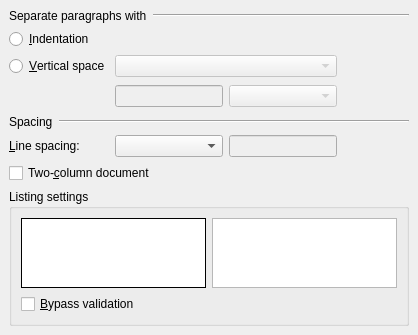
Before: the Qt Designer form src/frontends/qt4/ui/TextLayoutUi.ui in rpavlik/lyx-lucid-backport, drawn with Qt 5.
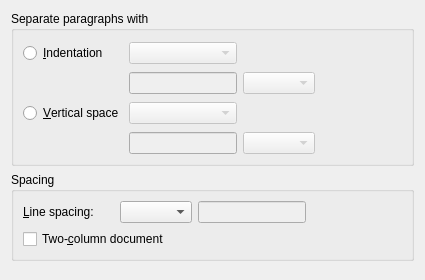
After: the same form once the commit is applied. Custom widgets are drawn as their Qt base class.

```diff
--- a/src/frontends/qt4/ui/TextLayoutUi.ui
+++ b/src/frontends/qt4/ui/TextLayoutUi.ui
@@ -1,325 +1,279 @@
 <ui version="4.0" >
  <class>TextLayoutUi</class>
- <widget class="QWidget" name="TextLayoutUi" >
-  <property name="geometry" >
+ <widget class="QWidget" name="TextLayoutUi">
+  <property name="geometry">
    <rect>
     <x>0</x>
     <y>0</y>
-    <width>418</width>
-    <height>328</height>
+    <width>421</width>
+    <height>280</height>
    </rect>
   </property>
-  <property name="windowTitle" >
+  <property name="windowTitle">
    <string/>
   </property>
-  <layout class="QGridLayout" >
-   <property name="margin" >
-    <number>9</number>
-   </property>
-   <property name="spacing" >
-    <number>6</number>
-   </property>
-   <item row="4" column="0" colspan="4" >
-    <layout class="QHBoxLayout" >
-     <property name="margin" >
-      <number>0</number>
+  <layout class="QGridLayout" name="gridLayout">
+   <item row="0" column="0">
+    <widget class="QGroupBox" name="separateGB">
+     <property name="title">
+      <string>Separate paragraphs with</string>
      </property>
-     <property name="spacing" >
-      <number>6</number>
+     <property name="flat">
+      <bool>true</bool>
      </property>
-     <item>
-      <widget class="QLabel" name="label" >
-       <property name="text" >
-        <string>Spacing</string>
-       </property>
-      </widget>
-     </item>
-     <item>
-      <widget class="QFrame" name="frame" >
-       <property name="sizePolicy" >
-        <sizepolicy>
-         <hsizetype>7</hsizetype>
-         <vsizetype>0</vsizetype>
-         <horstretch>0</horstretch>
-         <verstretch>0</verstretch>
-        </sizepolicy>
-       </property>
-       <property name="frameShape" >
-        <enum>QFrame::HLine</enum>
-       </property>
-       <property name="frameShadow" >
-        <enum>QFrame::Sunken</enum>
-       </property>
-      </widget>
-     </item>
-    </layout>
+     <layout class="QGridLayout" name="gridLayout_3">
+      <item row="0" column="0">
+       <widget class="QRadioButton" name="indentRB">
+        <property name="minimumSize">
+         <size>
+          <width>91</width>
+          <height>18</height>
+         </size>
+        </property>
+        <property name="toolTip">
+         <string>Indent consecutive paragraphs</string>
+        </property>
+        <property name="text">
+         <string>&amp;Indentation</string>
+        </property>
+       </widget>
+      </item>
+      <item row="0" column="1">
+       <widget class="QComboBox" name="indentCO">
+        <property name="enabled">
+         <bool>false</bool>
+        </property>
+        <property name="toolTip">
+         <string>Size of the indentation</string>
+        </property>
+       </widget>
+      </item>
+      <item row="0" column="2" colspan="2">
+       <spacer>
+        <property name="orientation">
+         <enum>Qt::Horizontal</enum>
+        </property>
+        <property name="sizeType">
+         <enum>QSizePolicy::Expanding</enum>
+        </property>
+        <property name="sizeHint" stdset="0">
+         <size>
+          <width>135</width>
+          <height>26</height>
+         </size>
+        </property>
+       </spacer>
+      </item>
+      <item row="1" column="1">
+       <widget class="QLineEdit" name="indentLE">
+        <property name="enabled">
+         <bool>false</bool>
+        </property>
+        <property name="toolTip">
+         <string/>
+        </property>
+        <property name="text">
+         <string/>
+        </property>
+       </widget>
+      </item>
+      <item row="1" column="2">
+       <widget class="LengthCombo" name="indentLengthCO">
+        <property name="enabled">
+         <bool>false</bool>
+        </property>
+        <property name="toolTip">
+         <string/>
+        </property>
+       </widget>
+      </item>
+      <item row="1" column="3">
+       <spacer>
+        <property name="orientation">
+         <enum>Qt::Horizontal</enum>
+        </property>
+        <property name="sizeHint" stdset="0">
+         <size>
+          <width>40</width>
+          <height>20</height>
+         </size>
+        </property>
+       </spacer>
+      </item>
+      <item row="2" column="0">
+       <widget class="QRadioButton" name="skipRB">
+        <property name="minimumSize">
+         <size>
+          <width>91</width>
+          <height>18</height>
+         </size>
+        </property>
+        <property name="toolTip">
+         <string/>
+        </property>
+        <property name="text">
+         <string>&amp;Vertical space</string>
+        </property>
+       </widget>
+      </item>
+      <item row="2" column="1">
+       <widget class="QComboBox" name="skipCO">
+        <property name="enabled">
+         <bool>false</bool>
+        </property>
+        <property name="toolTip">
+         <string>Size of the vertical space</string>
+        </property>
+       </widget>
+      </item>
+      <item row="2" column="2" colspan="2">
+       <spacer>
+        <property name="orientation">
+         <enum>Qt::Horizontal</enum>
+        </property>
+        <property name="sizeType">
+         <enum>QSizePolicy::Expanding</enum>
+        </property>
+        <property name="sizeHint" stdset="0">
+         <size>
+          <width>137</width>
+          <height>26</height>
+         </size>
+        </property>
+       </spacer>
+      </item>
+      <item row="3" column="1">
+       <widget class="QLineEdit" name="skipLE">
+        <property name="enabled">
+         <bool>false</bool>
+        </property>
+        <property name="toolTip">
+         <string/>
+        </property>
+       </widget>
+      </item>
+      <item row="3" column="2">
+       <widget class="LengthCombo" name="skipLengthCO">
+        <property name="enabled">
+         <bool>false</bool>
+        </property>
+        <property name="toolTip">
+         <string/>
+        </property>
+       </widget>
+      </item>
+      <item row="3" column="3">
+       <spacer>
+        <property name="orientation">
+         <enum>Qt::Horizontal</enum>
+        </property>
+        <property name="sizeHint" stdset="0">
+         <size>
+          <width>40</width>
+          <height>20</height>
+         </size>
+        </property>
+       </spacer>
+      </item>
+     </layout>
+    </widget>
    </item>
-   <item row="0" column="0" colspan="4" >
-    <layout class="QHBoxLayout" >
-     <property name="margin" >
-      <number>0</number>
-     </property>
-     <property name="spacing" >
-      <number>6</number>
-     </property>
-     <item>
-      <widget class="QLabel" name="label_2" >
-       <property name="text" >
-        <string>Separate paragraphs with</string>
-       </property>
-      </widget>
-     </item>
-     <item>
-      <widget class="QFrame" name="frame_2" >
-       <property name="sizePolicy" >
-        <sizepolicy>
-         <hsizetype>7</hsizetype>
-         <vsizetype>0</vsizetype>
-         <horstretch>0</horstretch>
-         <verstretch>0</verstretch>
-        </sizepolicy>
-       </property>
-       <property name="frameShape" >
-        <enum>QFrame::HLine</enum>
-       </property>
-       <property name="frameShadow" >
-        <enum>QFrame::Sunken</enum>
-       </property>
-      </widget>
-     </item>
-    </layout>
-   </item>
-   <item row="7" column="0" colspan="4" >
-    <widget class="QGroupBox" name="listingsGB" >
-     <property name="sizePolicy" >
-      <sizepolicy>
-       <hsizetype>7</hsizetype>
-       <vsizetype>7</vsizetype>
-       <horstretch>0</horstretch>
-       <verstretch>0</verstretch>
-      </sizepolicy>
-     </property>
-     <property name="minimumSize" >
+   <item row="1" column="0">
+    <widget class="QGroupBox" name="spacingGB">
+     <property name="minimumSize">
       <size>
        <width>0</width>
        <height>0</height>
       </size>
      </property>
-     <property name="layoutDirection" >
-      <enum>Qt::LeftToRight</enum>
+     <property name="title">
+      <string>Spacing</string>
      </property>
-     <property name="title" >
-      <string>Listing settings</string>
-     </property>
-     <property name="flat" >
+     <property name="flat">
       <bool>true</bool>
      </property>
-     <layout class="QGridLayout" >
-      <property name="margin" >
-       <number>9</number>
-      </property>
-      <property name="spacing" >
-       <number>6</number>
-      </property>
-      <item row="1" column="0" >
-       <widget class="QCheckBox" name="bypassCB" >
-        <property name="toolTip" >
-         <string>Check it to enter parameters that are not recognizable by LyX</string>
+     <property name="checkable">
+      <bool>false</bool>
+     </property>
+     <layout class="QGridLayout" name="gridLayout_2">
+      <item row="0" column="0">
+       <widget class="QLabel" name="lspacingL">
+        <property name="minimumSize">
+         <size>
+          <width>91</width>
+          <height>18</height>
+         </size>
         </property>
-        <property name="text" >
-         <string>&amp;Bypass validation</string>
+        <property name="text">
+         <string>&amp;Line spacing:</string>
         </property>
+        <property name="buddy">
+         <cstring>lspacingCO</cstring>
+        </property>
        </widget>
       </item>
-      <item row="0" column="0" >
-       <widget class="QTextBrowser" name="listingsTB" >
-        <property name="sizePolicy" >
-         <sizepolicy>
-          <hsizetype>5</hsizetype>
-          <vsizetype>7</vsizetype>
-          <horstretch>0</horstretch>
-          <verstretch>0</verstretch>
-         </sizepolicy>
+      <item row="0" column="1">
+       <widget class="QComboBox" name="lspacingCO">
+        <property name="toolTip">
+         <string>Spacing type</string>
         </property>
-        <property name="cursor" >
-         <cursor>0</cursor>
+        <property name="duplicatesEnabled">
+         <bool>false</bool>
         </property>
-        <property name="acceptDrops" >
+       </widget>
+      </item>
+      <item row="0" column="2">
+       <widget class="QLineEdit" name="lspacingLE">
+        <property name="enabled">
          <bool>false</bool>
         </property>
-        <property name="toolTip" >
-         <string>Feedback window</string>
+        <property name="toolTip">
+         <string>Number of lines</string>
         </property>
-        <property name="frameShape" >
-         <enum>QFrame::Box</enum>
+       </widget>
+      </item>
+      <item row="0" column="3">
+       <spacer name="horizontalSpacer">
+        <property name="orientation">
+         <enum>Qt::Horizontal</enum>
         </property>
-        <property name="frameShadow" >
-         <enum>QFrame::Plain</enum>
+        <property name="sizeHint" stdset="0">
+         <size>
+          <width>69</width>
+          <height>20</height>
+         </size>
         </property>
-        <property name="acceptRichText" >
-         <bool>false</bool>
-        </property>
-       </widget>
+       </spacer>
       </item>
-      <item row="0" column="1" >
-       <widget class="QTextEdit" name="listingsED" >
-        <property name="sizePolicy" >
-         <sizepolicy>
-          <hsizetype>5</hsizetype>
-          <vsizetype>7</vsizetype>
-          <horstretch>0</horstretch>
-          <verstretch>0</verstretch>
-         </sizepolicy>
+      <item row="1" column="0" colspan="2">
+       <widget class="QCheckBox" name="twoColumnCB">
+        <property name="toolTip">
+         <string>Format text into two columns</string>
+        </property>
+        <property name="text">
+         <string>Two-&amp;column document</string>
         </property>
        </widget>
       </item>
      </layout>
     </widget>
    </item>
-   <item row="8" column="0" colspan="4" >
+   <item row="2" column="0">
     <spacer>
-     <property name="orientation" >
+     <property name="orientation">
       <enum>Qt::Vertical</enum>
      </property>
-     <property name="sizeType" >
+     <property name="sizeType">
       <enum>QSizePolicy::Expanding</enum>
      </property>
-     <property name="sizeHint" >
+     <property name="sizeHint" stdset="0">
       <size>
-       <width>400</width>
-       <height>16</height>
+       <width>403</width>
+       <height>21</height>
       </size>
      </property>
     </spacer>
    </item>
-   <item row="3" column="3" >
-    <spacer>
-     <property name="orientation" >
-      <enum>Qt::Horizontal</enum>
-     </property>
-     <property name="sizeType" >
-      <enum>QSizePolicy::Expanding</enum>
-     </property>
-     <property name="sizeHint" >
-      <size>
-       <width>31</width>
-       <height>26</height>
-      </size>
-     </property>
-    </spacer>
-   </item>
-   <item row="5" column="3" >
-    <spacer>
-     <property name="orientation" >
-      <enum>Qt::Horizontal</enum>
-     </property>
-     <property name="sizeHint" >
-      <size>
-       <width>40</width>
-       <height>20</height>
-      </size>
-     </property>
-    </spacer>
-   </item>
-   <item row="6" column="0" colspan="4" >
-    <widget class="QCheckBox" name="twoColumnCB" >
-     <property name="toolTip" >
-      <string>Format text into two columns</string>
-     </property>
-     <property name="text" >
-      <string>Two-&amp;column document</string>
-     </property>
-    </widget>
-   </item>
-   <item row="2" column="0" >
-    <widget class="QRadioButton" name="skipRB" >
-     <property name="toolTip" >
-      <string/>
-     </property>
-     <property name="text" >
-      <string>&amp;Vertical space</string>
-     </property>
-    </widget>
-   </item>
-   <item row="1" column="0" >
-    <widget class="QRadioButton" name="indentRB" >
-     <property name="toolTip" >
-      <string>Indent consecutive paragraphs</string>
-     </property>
-     <property name="text" >
-      <string>&amp;Indentation</string>
-     </property>
-    </widget>
-   </item>
-   <item row="2" column="1" colspan="2" >
-    <widget class="QComboBox" name="skipCO" >
-     <property name="enabled" >
-      <bool>false</bool>
-     </property>
-    </widget>
-   </item>
-   <item row="3" column="1" >
-    <widget class="QLineEdit" name="skipLE" >
-     <property name="enabled" >
-      <bool>false</bool>
-     </property>
-     <property name="sizePolicy" >
-      <sizepolicy>
-       <hsizetype>1</hsizetype>
-       <vsizetype>0</vsizetype>
-       <horstretch>0</horstretch>
-       <verstretch>0</verstretch>
-      </sizepolicy>
-     </property>
-    </widget>
-   </item>
-   <item row="3" column="2" >
-    <widget class="LengthCombo" name="skipLengthCO" >
-     <property name="enabled" >
-      <bool>false</bool>
-     </property>
-    </widget>
-   </item>
-   <item row="5" column="2" >
-    <widget class="QLineEdit" name="lspacingLE" >
-     <property name="enabled" >
-      <bool>false</bool>
-     </property>
-     <property name="sizePolicy" >
-      <sizepolicy>
-       <hsizetype>1</hsizetype>
-       <vsizetype>0</vsizetype>
-       <horstretch>0</horstretch>
-       <verstretch>0</verstretch>
-      </sizepolicy>
-     </property>
-    </widget>
-   </item>
-   <item row="5" column="1" >
-    <widget class="QComboBox" name="lspacingCO" >
-     <property name="sizePolicy" >
-      <sizepolicy>
-       <hsizetype>5</hsizetype>
-       <vsizetype>0</vsizetype>
-       <horstretch>0</horstretch>
-       <verstretch>0</verstretch>
-      </sizepolicy>
-     </property>
-     <property name="duplicatesEnabled" >
-      <bool>false</bool>
-     </property>
-    </widget>
-   </item>
-   <item row="5" column="0" >
-    <widget class="QLabel" name="lspacingL" >
-     <property name="text" >
-      <string>&amp;Line spacing:</string>
-     </property>
-     <property name="buddy" >
-      <cstring>lspacingCO</cstring>
-     </property>
-    </widget>
-   </item>
   </layout>
  </widget>
  <customwidgets>
```
Left out of the diff: 4 changed lines with no effect on the pictures.
